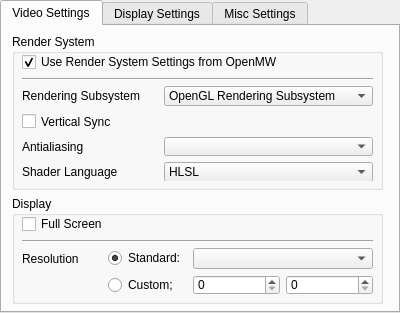
First picture: the form in files/ui/settingstab.ui, repository OpenMW/openmw, before the edit.
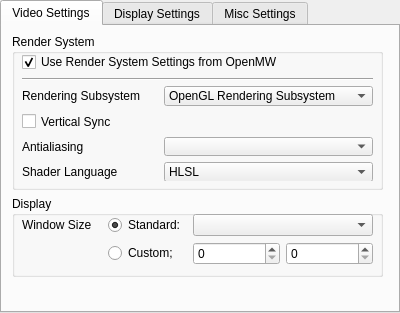
Second picture: the form after the edit.

Commit message: Removed fullscreen checkbox and associated code.  Doesn't really make sense for opencs and a fullscreen windowed mode is just a click or keyboard shortcut away, anyway.

The edit to the form file:
```diff
--- a/files/ui/settingstab.ui
+++ b/files/ui/settingstab.ui
@@ -26,11 +26,24 @@
       <x>20</x>
       <y>188</y>
       <width>351</width>
-      <height>81</height>
+      <height>51</height>
      </rect>
     </property>
     <layout class="QGridLayout" name="gridLayout_Screen">
-     <item row="2" column="1">
+     <item row="1" column="3">
+      <widget class="QSpinBox" name="spinBox_y"/>
+     </item>
+     <item row="1" column="2">
+      <widget class="QSpinBox" name="spinBox_x">
+       <property name="maximumSize">
+        <size>
+         <width>186</width>
+         <height>16777215</height>
+        </size>
+       </property>
+      </widget>
+     </item>
+     <item row="0" column="1">
       <widget class="QRadioButton" name="radioButton_standard_res">
        <property name="text">
         <string>Standard:</string>
@@ -43,21 +56,7 @@
        </attribute>
       </widget>
      </item>
-     <item row="2" column="0">
-      <widget class="QLabel" name="label_Resolution">
-       <property name="text">
-        <string>Resolution</string>
-       </property>
-      </widget>
-     </item>
-     <item row="0" column="0" colspan="2">
-      <widget class="QCheckBox" name="checkBox_fullscreen">
-       <property name="text">
-        <string>Full Screen</string>
-       </property>
-      </widget>
-     </item>
-     <item row="3" column="1">
+     <item row="1" column="1">
       <widget class="QRadioButton" name="radioButton_custom_res">
        <property name="text">
         <string>Custom;</string>
@@ -67,20 +66,14 @@
        </attribute>
       </widget>
      </item>
-     <item row="3" column="2">
-      <widget class="QSpinBox" name="spinBox_x">
-       <property name="maximumSize">
-        <size>
-         <width>186</width>
-         <height>16777215</height>
-        </size>
+     <item row="0" column="0">
+      <widget class="QLabel" name="label_Resolution">
+       <property name="text">
+        <string>Window Size</string>
        </property>
       </widget>
      </item>
-     <item row="3" column="3">
-      <widget class="QSpinBox" name="spinBox_y"/>
-     </item>
-     <item row="2" column="2" colspan="2">
+     <item row="0" column="2" colspan="2">
       <widget class="QComboBox" name="comboBox_std_window_size">
        <property name="minimumSize">
         <size>
@@ -90,19 +83,6 @@
        </property>
       </widget>
      </item>
-     <item row="1" column="0" colspan="4">
-      <widget class="Line" name="line_2">
-       <property name="maximumSize">
-        <size>
-         <width>16777215</width>
-         <height>2</height>
-        </size>
-       </property>
-       <property name="orientation">
-        <enum>Qt::Horizontal</enum>
-       </property>
-      </widget>
-     </item>
     </layout>
    </widget>
    <widget class="QGroupBox" name="renderGroup">
@@ -124,7 +104,7 @@
       <x>10</x>
       <y>170</y>
       <width>371</width>
-      <height>108</height>
+      <height>81</height>
      </rect>
     </property>
     <property name="title">
```
Left out of the diff: 3 changed lines with no effect on the pictures. The commit also changes 3 other files.
